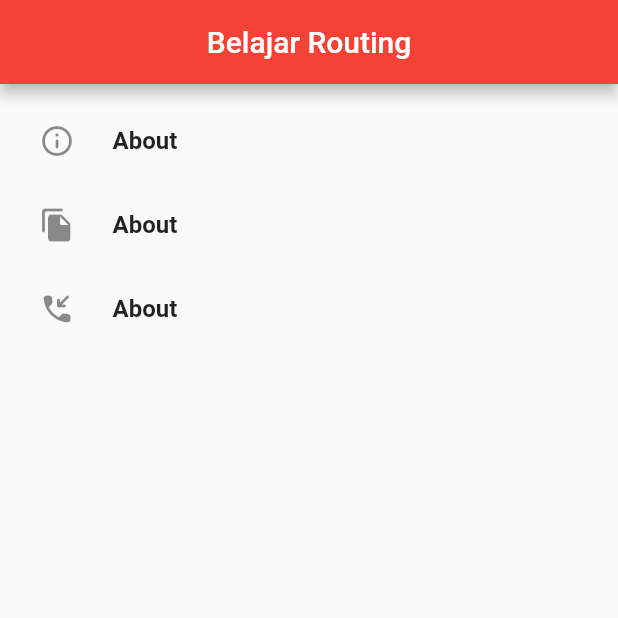
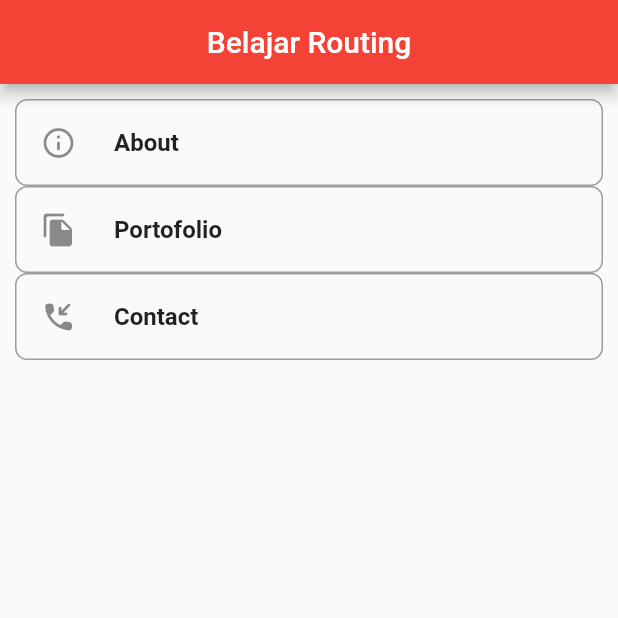
Before and after one commit to mirzasaputra/flutter-routing, a Flutter app: the screen it shows after launch, on a phone screen of 412 x 824 dp, the top half of it. Run offline on Flutter 3.47's test engine with Material 2 defaults, Android fonts, the phone set to English and light mode, and no system bars.

```diff
--- a/lib/pages/home.dart
+++ b/lib/pages/home.dart
@@ -12,7 +12,12 @@ class HomePage extends StatelessWidget {
         child: ListView(
           padding: const EdgeInsets.all(10.0),
           children: [
-            ListTile(
+            Container(
+              decoration: BoxDecoration(
+                border: Border.all(color: Colors.grey, width: 1.0),
+                borderRadius: BorderRadius.circular(8.0),
+              ),
+              child: ListTile(
                   title: Row(children: [
                     Icon(Icons.info_outline_rounded),
                     Padding(
@@ -26,13 +31,19 @@ class HomePage extends StatelessWidget {
                   onTap: () {
                     Navigator.pushNamed(context, '/about');
                   }),
-            ListTile(
+            ),
+            Container(
+              decoration: BoxDecoration(
+                border: Border.all(color: Colors.grey, width: 1.0),
+                borderRadius: BorderRadius.circular(8.0),
+              ),
+              child: ListTile(
                   title: Row(children: [
                     Icon(Icons.file_copy_rounded),
                     Padding(
                       padding: const EdgeInsets.only(left: 25.0),
                       child: Text(
-                      'About',
+                        'Portofolio',
                         style: TextStyle(fontWeight: FontWeight.bold),
                       ),
                     ),
@@ -40,13 +51,19 @@ class HomePage extends StatelessWidget {
                   onTap: () {
                     Navigator.pushNamed(context, '/portofolio');
                   }),
-            ListTile(
+            ),
+            Container(
+              decoration: BoxDecoration(
+                border: Border.all(color: Colors.grey, width: 1.0),
+                borderRadius: BorderRadius.circular(8.0),
+              ),
+              child: ListTile(
                   title: Row(children: [
                     Icon(Icons.phone_callback_rounded),
                     Padding(
                       padding: const EdgeInsets.only(left: 25.0),
                       child: Text(
-                      'About',
+                        'Contact',
                         style: TextStyle(fontWeight: FontWeight.bold),
                       ),
                     ),
@@ -54,6 +71,7 @@ class HomePage extends StatelessWidget {
                   onTap: () {
                     Navigator.pushNamed(context, '/contact');
                   }),
+            ),
           ],
         ),
         // Column(
```
Also changed, not shown: 1 other file. Lines whose indentation alone changed are shown as unchanged.
